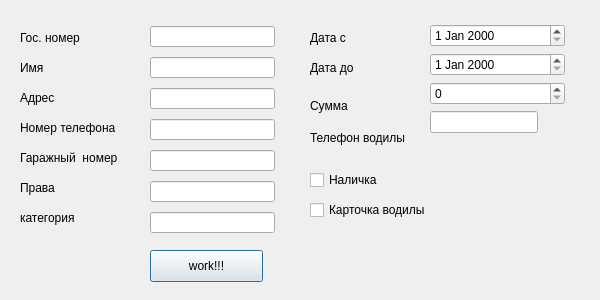
First picture: the form in product_scraper/product_scraper/spiders/putevka.ui, repository KashN9sh/Ya-taxi-way2pdf, before the edit.
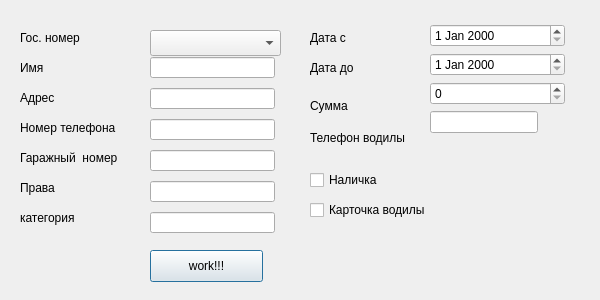
Second picture: the form after the edit.

The edit to the form file:
```diff
--- a/product_scraper/product_scraper/spiders/putevka.ui
+++ b/product_scraper/product_scraper/spiders/putevka.ui
@@ -25,16 +25,6 @@
   <property name="windowTitle">
    <string>Dialog</string>
   </property>
-  <widget class="QLineEdit" name="gosNum">
-   <property name="geometry">
-    <rect>
-     <x>150</x>
-     <y>26</y>
-     <width>125</width>
-     <height>21</height>
-    </rect>
-   </property>
-  </widget>
   <widget class="QLineEdit" name="name">
    <property name="geometry">
     <rect>
@@ -308,6 +298,16 @@
     <string>Наличка</string>
    </property>
   </widget>
+  <widget class="QComboBox" name="gosNum">
+   <property name="geometry">
+    <rect>
+     <x>150</x>
+     <y>30</y>
+     <width>131</width>
+     <height>26</height>
+    </rect>
+   </property>
+  </widget>
  </widget>
  <resources/>
  <connections/>
```
